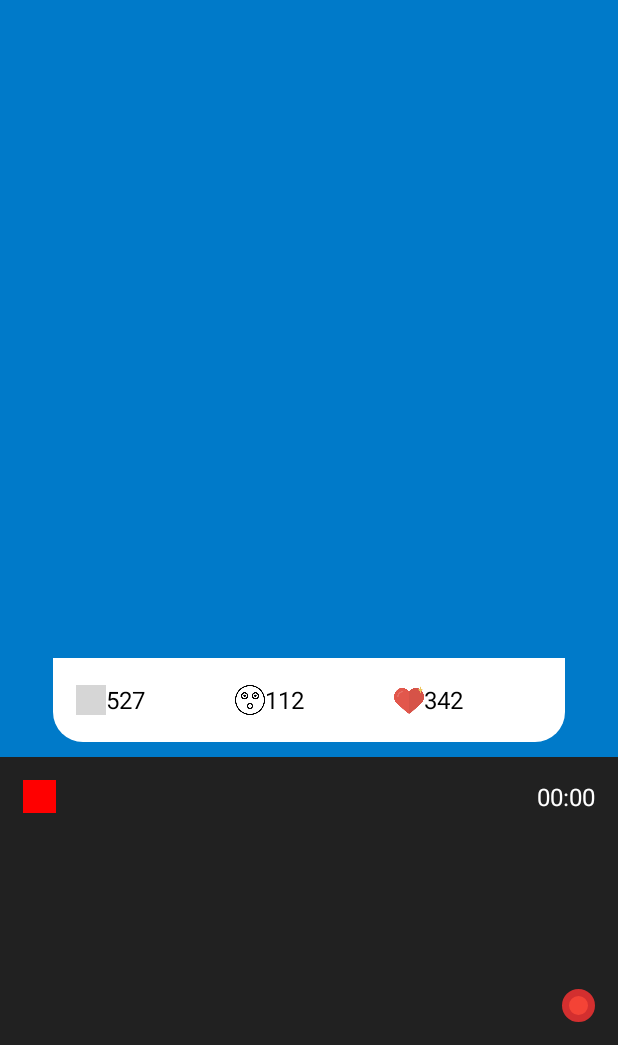
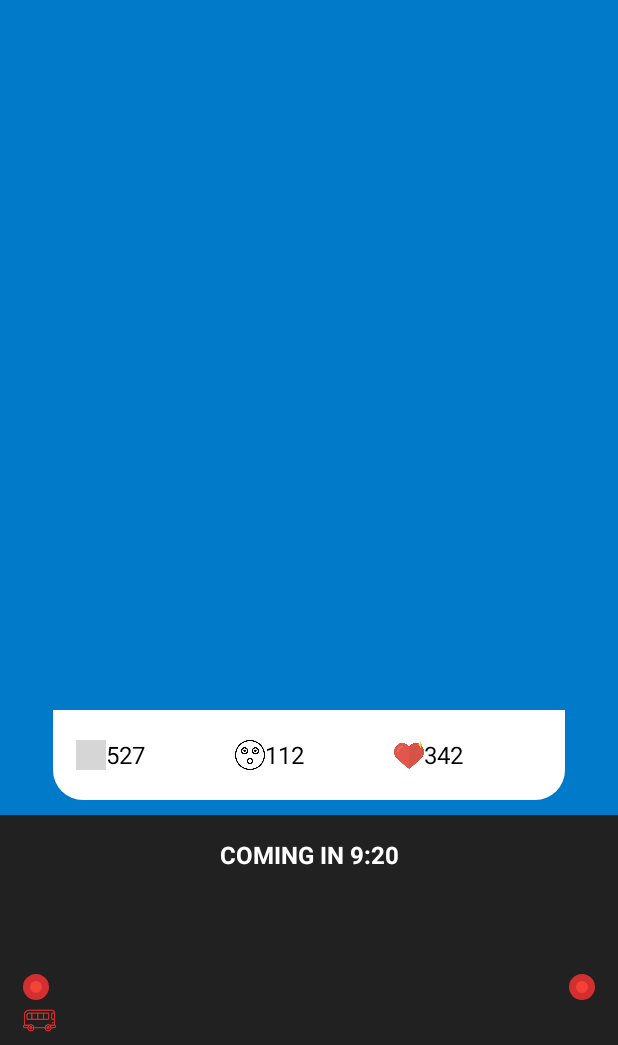
Before and after one commit to ashalva/hackjunction2016, an Android app: the StoryActivity screen opened directly, with no data from a screen before it, on a phone screen of 412 x 824 dp, the part 191-1236 px from its top. Run offline under Robolectric (Android 15) with nearby library versions, the phone set to English and light mode, and no system bars; 14 statements that could not run were skipped; grey boxes are pictures that could not be loaded.

Commit message:
route changes

```diff
--- a/BusJunctionChallenge/app/src/main/java/com/junction/hack/busjunctionchallenge/StoryActivity.java
+++ b/BusJunctionChallenge/app/src/main/java/com/junction/hack/busjunctionchallenge/StoryActivity.java
@@ -32,7 +32,7 @@ public class StoryActivity extends AppCompatActivity implements Animation.Animat
     private StoryActivity _activity;
     private View _startPoint;
     private View _endPoint;
-    private View _mainPoint;
+    private ImageView _busRoute;
 
     private TranslateAnimation _anim;
     private List<Coordinate> _coordinateList;
@@ -44,7 +44,7 @@ public class StoryActivity extends AppCompatActivity implements Animation.Animat
     private boolean _viewWasGenerated;
     private int _index = 0;
 
-    double _pointSize = 22.0;
+    double _pointSize = 17.0;
     private RecyclerView rv;
     @Override
     protected void onCreate(Bundle savedInstanceState) {
@@ -84,7 +84,7 @@ public class StoryActivity extends AppCompatActivity implements Animation.Animat
     private void startCountDown() {
         final TextView countDown = (TextView)findViewById(R.id.countdown);
         minuteCount = storyViewModel.getDuration();
-        countDown.setText(String.format("00:00",minuteCount,secondCount));
+        countDown.setText(String.format("COMING IN 9:20",minuteCount,secondCount));
         Timer T=new Timer();
         T.scheduleAtFixedRate(new TimerTask() {
             @Override
@@ -181,28 +181,20 @@ public class StoryActivity extends AppCompatActivity implements Animation.Animat
     private void startPointAnimation(RelativeLayout view) {
         _activity = this;
 
-        RelativeLayout.LayoutParams mainPointParams = new RelativeLayout.LayoutParams(Helpers.convertDpToPixel(_pointSize, this), Helpers.convertDpToPixel(_pointSize, this));
-        _mainPoint = new View(this);
-        _mainPoint.setLayoutParams(mainPointParams);
-        _mainPoint.setBackgroundColor(Color.RED);
-        _mainPoint.setX(_startPoint.getX());
-        _mainPoint.setY(_startPoint.getY());
-
-
-        view.addView(_mainPoint);
+        _busRoute = (ImageView)findViewById(R.id.bus_imageview);
         try {
             runOnUiThread(new Runnable() {
                 @Override
                 public void run() {
                     _anim = new TranslateAnimation(0,
-                            _coordinateList.get(_index).get_x() - _mainPoint.getX(),
+                            _coordinateList.get(_index).get_x() - _busRoute.getX(),
                             0,
-                            _coordinateList.get(_index).get_y() - _mainPoint.getY());
+                            0);
 
                     _anim.setAnimationListener(_activity);
                     _anim.setFillAfter(true);
                     _anim.setDuration(storyViewModel.getDuration());
-                    _mainPoint.startAnimation(_anim);
+                    _busRoute.startAnimation(_anim);
                 }
             });
         } catch (Exception ex) {
@@ -217,28 +209,19 @@ public class StoryActivity extends AppCompatActivity implements Animation.Animat
     @Override
     public void onAnimationEnd(Animation animation) {
         if (_index < _coordinateList.size() - 1) {
-            _mainPoint.setX(_coordinateList.get(_index).get_x());
-            _mainPoint.setY(_coordinateList.get(_index).get_y());
+            _busRoute.setX(_coordinateList.get(_index).get_x());
             _index++;
             if (_anim.hasEnded() && _index < _coordinateList.size()) {
-                float difY;
-                if ( _coordinateList.get(_index).get_y() >  _mainPoint.getY())
-                    difY = _coordinateList.get(_index).get_y() -  _mainPoint.getY();
-                else
-                    difY = -( _mainPoint.getY() - _coordinateList.get(_index).get_y());
 
-                if (_index == _coordinateList.size() - 1) {
-                    difY = _endPoint.getY() -  _mainPoint.getY();
-                }
                 _anim = new TranslateAnimation(0,
-                        _coordinateList.get(_index).get_x() - _mainPoint.getX(),
+                        _coordinateList.get(_index).get_x() - _busRoute.getX(),
                         0,
-                        difY);
+                        0);
 
                 _anim.setAnimationListener(_activity);
                 _anim.setFillAfter(true);
                 _anim.setDuration(storyViewModel.getDuration());
-                _mainPoint.startAnimation(_anim);
+                _busRoute.startAnimation(_anim);
                 setNextStory();
             }
         }
--- a/BusJunctionChallenge/app/src/main/res/layout/activity_story.xml
+++ b/BusJunctionChallenge/app/src/main/res/layout/activity_story.xml
@@ -14,7 +14,7 @@
         android:paddingLeft="35dp"
         android:paddingRight = "35dp"
         android:paddingBottom="10dp"
-        android:layout_weight="25"
+        android:layout_weight="20"
         android:weightSum="100"
         android:background="@color/hsl_blue">
         <LinearLayout
@@ -104,38 +104,51 @@
         android:layout_height="match_parent"
         android:id="@+id/route_layout"
         android:orientation="vertical"
-        android:layout_weight="75"
+        android:layout_weight="80"
         android:background="#212121">
         <RelativeLayout
             android:layout_width="match_parent"
             android:layout_height="match_parent"
             android:id = "@+id/route_inner_layout" >
                 <TextView
-                    android:layout_width="wrap_content"
+                    android:layout_width="match_parent"
+                    android:textAlignment="center"
                     android:layout_height="wrap_content"
                     android:id = "@+id/countdown"
-                    android:text = "00:00"
+                    android:text = "COMING ON 12:20"
                     android:textColor="#ffffff"
                     android:textSize = "16dp"
                     android:layout_alignParentRight="true"
                     android:padding="15dp"
+                    android:fontFamily="font_family_light"
+                    android:textStyle ="bold"
                     />
             <View
+                android:layout_width="17dp"
+                android:layout_height="17dp"
+                android:id = "@+id/starter_point"
+                android:background="@drawable/point_background"
+                android:layout_alignParentBottom="true"
+                android:layout_marginBottom="30dp"
+                android:layout_marginLeft="15dp"/>
+            <View
+                android:layout_width="17dp"
+                android:layout_height="17dp"
+                android:id = "@+id/end_point"
+                android:background="@drawable/point_background"
+                android:layout_marginBottom="30dp"
+                android:layout_marginRight="15dp"
+                android:layout_alignParentBottom="true"
+                android:layout_alignParentRight="true"/>
+            <ImageView
                 android:layout_width="22dp"
                 android:layout_height="22dp"
-                android:id = "@+id/starter_point"
-                android:background="@drawable/point_background"
-                android:layout_margin="15dp"/>
-            <View
-                android:layout_width="22dp"
-                android:layout_height="22dp"
-                android:id = "@+id/end_point"
-                android:background="@drawable/point_background"
-                android:layout_margin="15dp"
+                android:id = "@+id/bus_imageview"
                 android:layout_alignParentBottom="true"
-                android:layout_alignParentRight="true"/>
+                android:layout_marginLeft="15dp"
+                android:layout_marginBottom="5dp"
+                android:background="@drawable/bus_route"/>
         </RelativeLayout>
-
     </LinearLayout>
 
 </LinearLayout>
```
Also changed, not shown: BusJunctionChallenge/app/src/main/bus_route-web.png (added), BusJunctionChallenge/app/src/main/res/drawable-xhdpi/bus_route.png (added).
